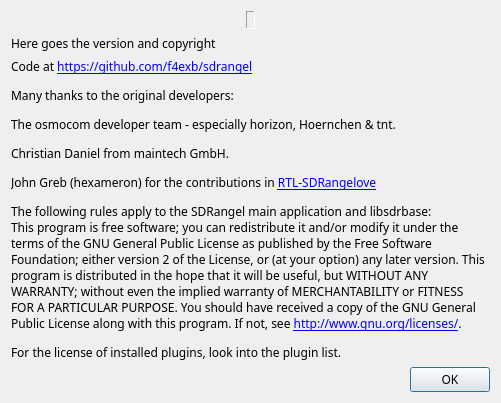
First picture: the form in sdrgui/gui/aboutdialog.ui, repository f4exb/sdrangel, before the edit.
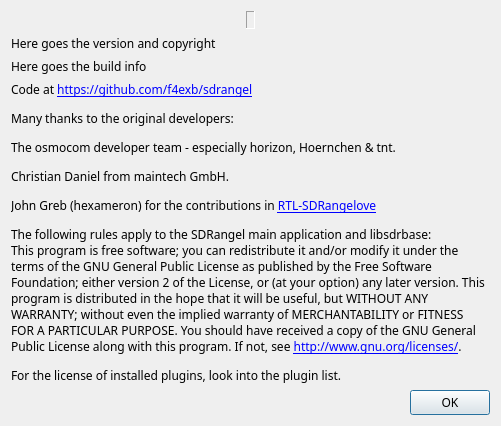
Second picture: the form after the edit. Icons and pictures are not drawn.

Commit message: Added build info in the about dialog box

What changed in the file:
```diff
--- a/sdrgui/gui/aboutdialog.ui
+++ b/sdrgui/gui/aboutdialog.ui
@@ -88,6 +88,13 @@
      </property>
     </widget>
    </item>
+   <item>
+    <widget class="QLabel" name="build">
+     <property name="text">
+      <string>Here goes the build info</string>
+     </property>
+    </widget>
+   </item>
    <item>
     <widget class="QLabel" name="info">
      <property name="text">
```
The commit also changes 1 other file.
